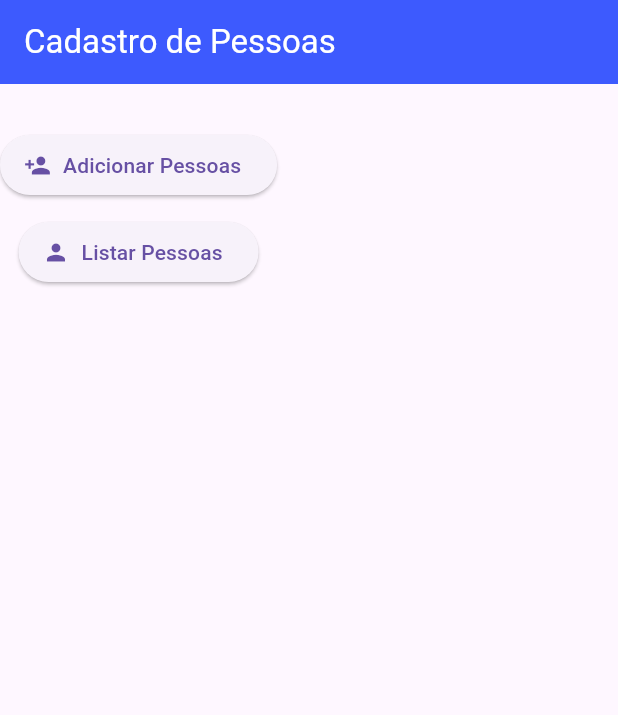
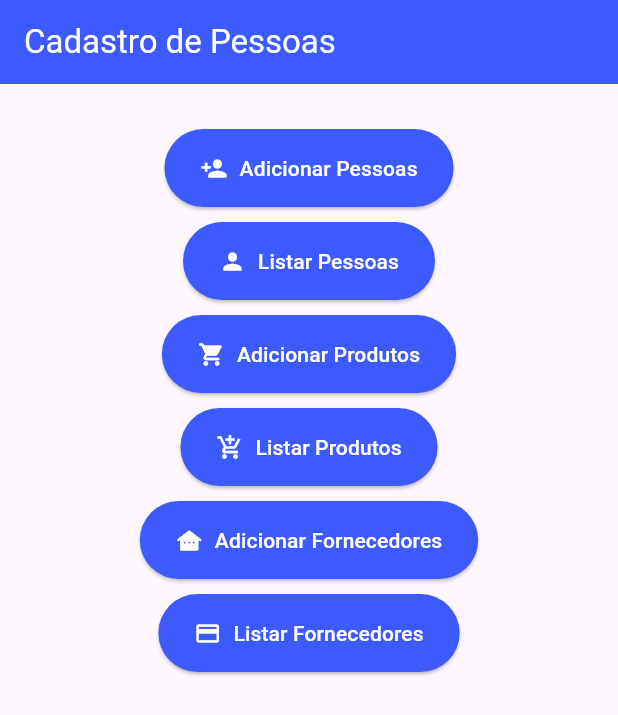
Before and after one commit to PedroSawczuk/CRUD-Supabase, a Flutter app: the screen it shows after launch, on a phone screen of 412 x 824 dp. Shown: the top 715 px of the screen. Run offline on Flutter 3.47's test engine with Material 3 defaults, Android fonts, the light colour scheme and no system bars; our stand-ins replace supabase_flutter; accounts and stored records are empty.

Commit message:
1.1 - Estilizando Botões

```diff
--- a/lib/pages/homePage.dart
+++ b/lib/pages/homePage.dart
@@ -21,29 +21,146 @@ class _HomePageState extends State<HomePage> {
           ),
         ),
       ),
-      body: Column(
+      body: Center(
+        child: Column(
           children: [
             SizedBox(
               height: 30,
             ),
+
+            // botão registrar pessoas
             ElevatedButton.icon(
               onPressed: () {
                 Navigator.pushNamed(context, AppRoutes.registrarPessoaPage);
               },
-            icon: Icon(Icons.person_add),
-            label: Text('Adicionar Pessoas'),
+              icon: Icon(
+                Icons.person_add,
+                color: Colors.white,
+              ),
+              label: Text(
+                'Adicionar Pessoas',
+                style: TextStyle(color: Colors.white),
+              ),
+              style: ElevatedButton.styleFrom(
+                backgroundColor: Colors.indigoAccent.shade400,
+                padding: EdgeInsets.symmetric(vertical: 16, horizontal: 24),
+              ),
             ),
             SizedBox(
               height: 10,
             ),
+
+            // botão listar pessoas
             ElevatedButton.icon(
               onPressed: () {
                 Navigator.pushNamed(context, AppRoutes.listarPessoaPage);
               },
-            icon: Icon(Icons.person),
-            label: Text('Listar Pessoas'),
+              icon: Icon(
+                Icons.person,
+                color: Colors.white,
+              ),
+              label: Text(
+                'Listar Pessoas',
+                style: TextStyle(color: Colors.white),
+              ),
+              style: ElevatedButton.styleFrom(
+                backgroundColor: Colors.indigoAccent.shade400,
+                padding: EdgeInsets.symmetric(vertical: 16, horizontal: 24),
+              ),
+            ),
+
+            SizedBox(
+              height: 10,
+            ),
+
+            // botão registrar Produtos
+            ElevatedButton.icon(
+              onPressed: () {
+                // Navigator.pushNamed(context, AppRoutes.registrarPessoaPage);
+              },
+              icon: Icon(
+                Icons.shopping_cart_rounded,
+                color: Colors.white,
+              ),
+              label: Text(
+                'Adicionar Produtos',
+                style: TextStyle(color: Colors.white),
+              ),
+              style: ElevatedButton.styleFrom(
+                backgroundColor: Colors.indigoAccent.shade400,
+                padding: EdgeInsets.symmetric(vertical: 16, horizontal: 24),
+              ),
+            ),
+
+            SizedBox(
+              height: 10,
+            ),
+
+            // botão listar Produtos
+            ElevatedButton.icon(
+              onPressed: () {
+                // Navigator.pushNamed(context, AppRoutes.listarPessoaPage);
+              },
+              icon: Icon(
+                Icons.add_shopping_cart,
+                color: Colors.white,
+              ),
+              label: Text(
+                'Listar Produtos',
+                style: TextStyle(color: Colors.white),
+              ),
+              style: ElevatedButton.styleFrom(
+                backgroundColor: Colors.indigoAccent.shade400,
+                padding: EdgeInsets.symmetric(vertical: 16, horizontal: 24),
+              ),
+            ),
+            SizedBox(
+              height: 10,
+            ),
+
+            // botão registrar Fornecedores
+            ElevatedButton.icon(
+              onPressed: () {
+                // Navigator.pushNamed(context, AppRoutes.registrarPessoaPage);
+              },
+              icon: Icon(
+                Icons.other_houses_rounded,
+                color: Colors.white,
+              ),
+              label: Text(
+                'Adicionar Fornecedores',
+                style: TextStyle(color: Colors.white),
+              ),
+              style: ElevatedButton.styleFrom(
+                backgroundColor: Colors.indigoAccent.shade400,
+                padding: EdgeInsets.symmetric(vertical: 16, horizontal: 24),
+              ),
+            ),
+
+            SizedBox(
+              height: 10,
+            ),
+
+            // botão listar Fornecedores
+            ElevatedButton.icon(
+              onPressed: () {
+                // Navigator.pushNamed(context, AppRoutes.listarPessoaPage);
+              },
+              icon: Icon(
+                Icons.credit_card_outlined,
+                color: Colors.white,
+              ),
+              label: Text(
+                'Listar Fornecedores',
+                style: TextStyle(color: Colors.white),
+              ),
+              style: ElevatedButton.styleFrom(
+                backgroundColor: Colors.indigoAccent.shade400,
+                padding: EdgeInsets.symmetric(vertical: 16, horizontal: 24),
+              ),
             ),
           ],
+        ),
       ),
     );
   }
```
Lines whose indentation alone changed are shown as unchanged.
